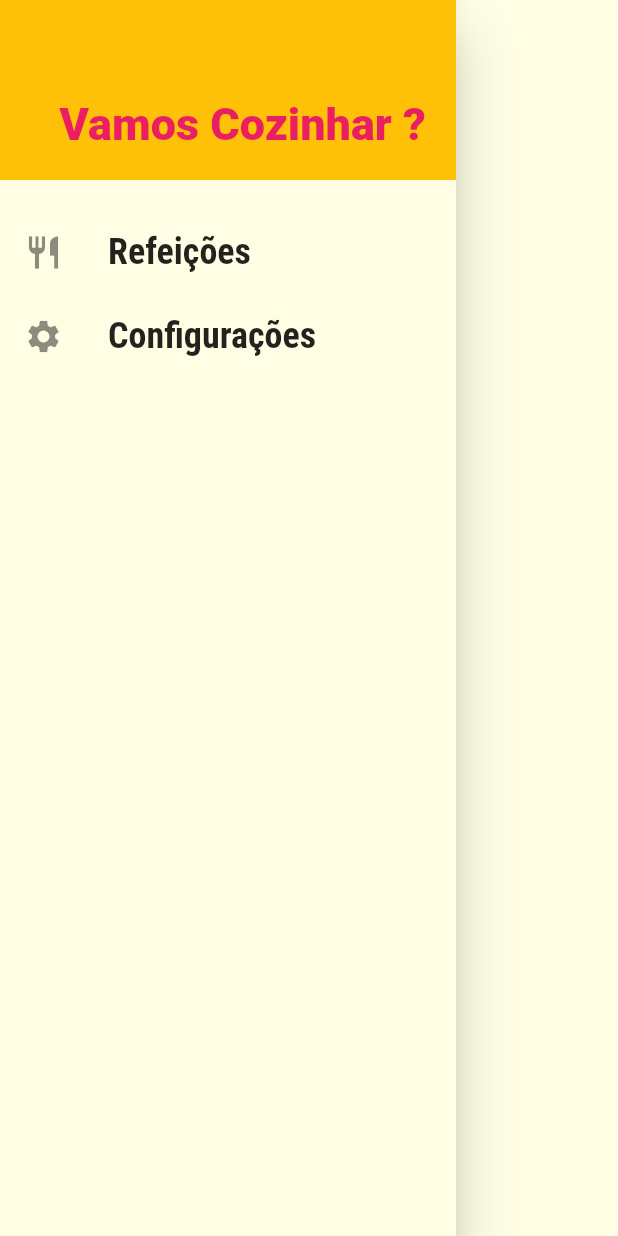
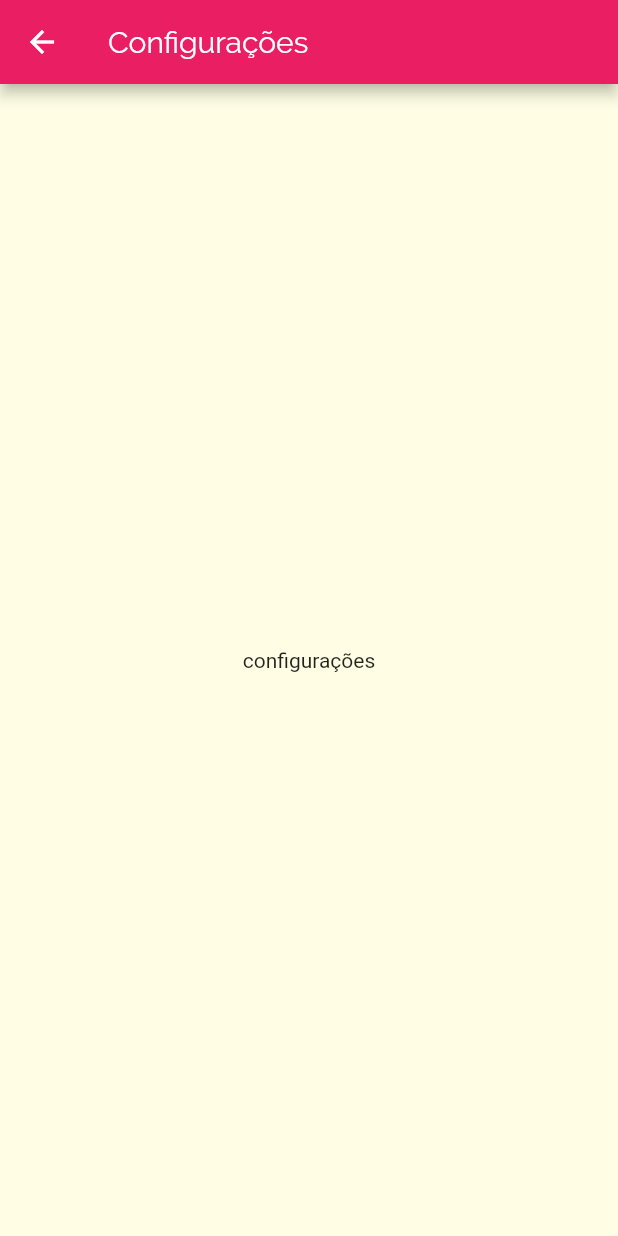
Before and after one commit to isaiasnas/recipes, a Flutter app: the MainDrawer widget shown alone on an empty page, opened directly, after a tap on "Configurações", on a phone screen of 412 x 824 dp. Run offline on Flutter 3.47's test engine with Material 2 defaults, Android fonts, the phone set to English and light mode, and no system bars; network calls fail.

Commit message:
conclusão drawer

```diff
--- a/lib/components/main_drawer.dart
+++ b/lib/components/main_drawer.dart
@@ -1,7 +1,8 @@
 import 'package:flutter/material.dart';
+import 'package:meals/utils/app_routes.dart';
 
 class MainDrawer extends StatelessWidget {
-  Widget _createItem(IconData icon, String label) {
+  Widget _createItem(IconData icon, String label, Function onTap) {
     return ListTile(
       leading: Icon(
         icon,
@@ -15,9 +16,7 @@ class MainDrawer extends StatelessWidget {
           fontWeight: FontWeight.bold,
         ),
       ),
-      onTap: (){
-
-      },
+      onTap: onTap,
     );
   }
 
@@ -41,9 +40,19 @@ class MainDrawer extends StatelessWidget {
             ),
           ),
         ),
-        SizedBox(height: 20,),
-        _createItem(Icons.restaurant,'Refeições'),
-        _createItem(Icons.settings,'Configurações'),
+        SizedBox(
+          height: 20,
+        ),
+        _createItem(
+          Icons.restaurant,
+          'Refeições',
+          () => Navigator.of(context).pushNamed(AppRoutes.HOME),
+        ),
+        _createItem(
+          Icons.settings,
+          'Configurações',
+          () => Navigator.of(context).pushNamed(AppRoutes.SETTINGS),
+        ),
       ],
     ));
   }
--- a/lib/main.dart
+++ b/lib/main.dart
@@ -2,6 +2,7 @@ import 'package:flutter/material.dart';
 import 'package:meals/screens/categories_meals_sreen.dart';
 import 'package:meals/screens/categories_screen.dart';
 import 'package:meals/screens/meal_detail_screen.dart';
+import 'package:meals/screens/settings_screen.dart';
 import 'package:meals/screens/tabs_screen.dart';
 import 'package:meals/utils/app_routes.dart';
 
@@ -27,6 +28,7 @@ class MyApp extends StatelessWidget {
         AppRoutes.HOME: (ctx) => TabScreen(),
         AppRoutes.CATEGORIES_MEALS: (ctx) => CategoriesMealScreen(),
         AppRoutes.MEAL_DETAIL: (ctx) => MealDetailScreen(),
+        AppRoutes.SETTINGS: (ctx) => SettingsScreen(),
       },
       // PRIMEIRA CHAMADA CASO NÃO ENCONTE AS ROTAS NOMEADAS
       //chamada caso não encontre as rotas nomeadas
--- /dev/null
+++ b/lib/screens/settings_screen.dart
@@ -0,0 +1,13 @@
+import 'package:flutter/material.dart';
+
+class SettingsScreen extends StatelessWidget {
+  @override
+  Widget build(BuildContext context) {
+    return Scaffold(
+      appBar: AppBar(
+        title: Text('Configurações'),
+      ),
+      body: Center(child: Text('configurações'),),
+    );
+  }
+}
--- a/lib/utils/app_routes.dart
+++ b/lib/utils/app_routes.dart
@@ -2,4 +2,5 @@ class AppRoutes{
   static const HOME = '/';
   static const CATEGORIES_MEALS ='/categories-meals';
   static const MEAL_DETAIL ='/meal-detail';
+  static const SETTINGS ='/settings';
 }
```
